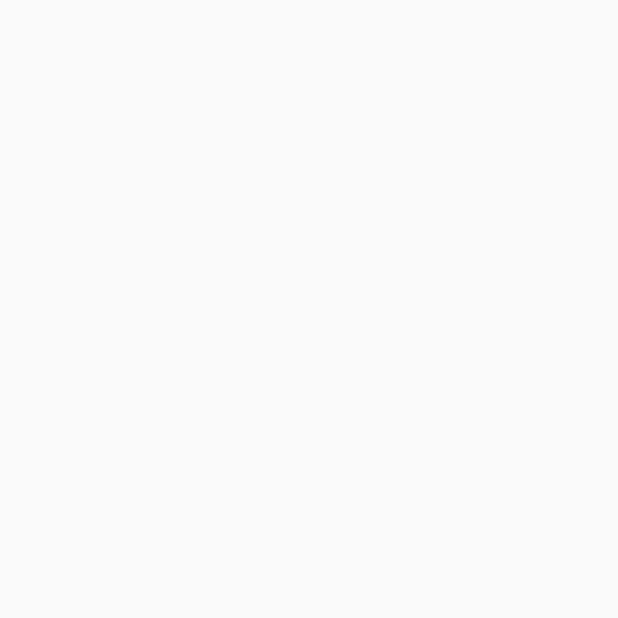
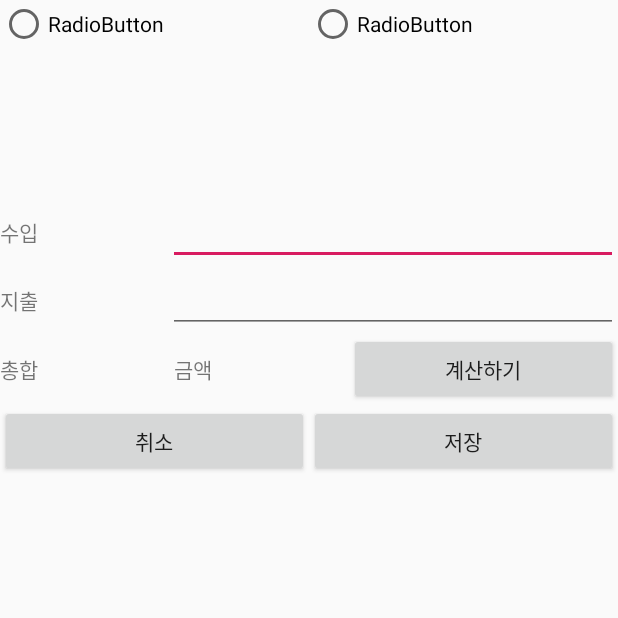
Before and after one commit to thanksthanks/PocketMoney, an Android app: the PlanActivity screen opened directly, with no data from a screen before it, on a phone screen of 412 x 824 dp, the top half of it. Before the commit the part shown is empty. Run offline under Robolectric (Android 15) with nearby library versions, the phone set to English and light mode, and no system bars.

Commit message:
수정(도연)

```diff
--- a/app/src/main/java/com/example/pocketmoney/Activity/PlanActivity.java
+++ b/app/src/main/java/com/example/pocketmoney/Activity/PlanActivity.java
@@ -1,6 +1,9 @@
 package com.example.pocketmoney.Activity;
 
 import android.os.Bundle;
+import android.view.View;
+import android.widget.EditText;
+import android.widget.TextView;
 
 import androidx.appcompat.app.AppCompatActivity;
 
@@ -8,9 +11,40 @@ import com.example.pocketmoney.R;
 
 public class PlanActivity extends AppCompatActivity {
 
+    EditText edtIncome,edtSpend;
+    TextView txtSum;
+
     @Override
     protected void onCreate(Bundle savedInstanceState) {
         super.onCreate(savedInstanceState);
         setContentView(R.layout.activity_plan);
+
+        findViewById(R.id.btnSave).setOnClickListener(mBtnClick);
+        findViewById(R.id.btnCancel).setOnClickListener(mBtnClick);
+        findViewById(R.id.btnCalclulate).setOnClickListener(mBtnClick);
+
+        edtIncome =findViewById(R.id.edtIncome);
+        edtSpend =findViewById(R.id.edtSpend);
+        txtSum=findViewById(R.id.txtSum);
+
     }
+
+    private View.OnClickListener mBtnClick = new View.OnClickListener() {
+        @Override
+        public void onClick(View view) {
+            switch (view.getId()){
+                case R.id.btnCalclulate:
+                    txtSum.setText(Integer.toString(Integer.parseInt(edtIncome.getText().toString())-
+                    Integer.parseInt(edtSpend.getText().toString())));
+                    break;
+                case R.id.btnSave:
+
+                    break;
+                case R.id.btnCancel:
+                    finish();;
+                    break;
+
+            }
+        }
+    };
 }
--- a/app/src/main/java/com/example/pocketmoney/Activity/SpendActivity.java
+++ b/app/src/main/java/com/example/pocketmoney/Activity/SpendActivity.java
@@ -32,7 +32,7 @@ public class SpendActivity extends AppCompatActivity {
 
         edtMoney=findViewById(R.id.edtMoney);
         datePickerSpend=findViewById(R.id.datePickerSpend);
-        spinnerSpend=findViewById(R.id.spinnerIncome);
+        spinnerSpend=findViewById(R.id.spinnerSpend);
 
         mDate = datePickerSpend.getYear() + "." + (datePickerSpend.getMonth()+1) + "." + datePickerSpend.getDayOfMonth();
         datePickerSpend.init(datePickerSpend.getYear(), datePickerSpend.getMonth(), datePickerSpend.getDayOfMonth(), new DatePicker.OnDateChangedListener() {
--- a/app/src/main/java/com/example/pocketmoney/Fragment/PlanFragment.java
+++ b/app/src/main/java/com/example/pocketmoney/Fragment/PlanFragment.java
@@ -1,18 +1,16 @@
 package com.example.pocketmoney.Fragment;
 
-import android.content.Context;
 import android.content.Intent;
-import android.net.Uri;
 import android.os.Bundle;
+import android.view.LayoutInflater;
+import android.view.View;
+import android.view.ViewGroup;
 
 import androidx.annotation.NonNull;
 import androidx.annotation.Nullable;
 import androidx.fragment.app.Fragment;
 
-import android.view.LayoutInflater;
-import android.view.View;
-import android.view.ViewGroup;
-
+import com.example.pocketmoney.Activity.PlanActivity;
 import com.example.pocketmoney.R;
 
 
@@ -24,8 +22,23 @@ public class PlanFragment extends Fragment {
     public View onCreateView(@NonNull LayoutInflater inflater, @Nullable ViewGroup container, @Nullable Bundle savedInstanceState) {
         View view = inflater.inflate(R.layout.fragment_plan,container, false);
 
+        view.findViewById(R.id.btnPlan).setOnClickListener(mBtnClick);
+
+
         return view;
     }
 
+    private View.OnClickListener mBtnClick = new View.OnClickListener() {
+        @Override
+        public void onClick(View view) {
+            switch (view.getId()){
+                case R.id.btnPlan:
+                    Intent intent = new Intent(getContext(), PlanActivity.class);
+                    startActivity(intent);
+                    break;
+            }
+        }
+    };
+
 
 }
--- a/app/src/main/res/layout/activity_plan.xml
+++ b/app/src/main/res/layout/activity_plan.xml
@@ -1,9 +1,129 @@
 <?xml version="1.0" encoding="utf-8"?>
-<androidx.constraintlayout.widget.ConstraintLayout xmlns:android="http://schemas.android.com/apk/res/android"
-    xmlns:app="http://schemas.android.com/apk/res-auto"
-    xmlns:tools="http://schemas.android.com/tools"
+<LinearLayout
+    xmlns:android="http://schemas.android.com/apk/res/android"
     android:layout_width="match_parent"
     android:layout_height="match_parent"
-    tools:context=".Activity.PlanActivity">
+    android:orientation="vertical">
 
-</androidx.constraintlayout.widget.ConstraintLayout>
+    <LinearLayout
+        android:layout_width="match_parent"
+        android:layout_height="wrap_content"
+        android:orientation="horizontal">
+
+        <TextView
+            android:id="@+id/textView5"
+            android:layout_width="wrap_content"
+            android:layout_height="wrap_content"
+            android:layout_weight="1"
+            android:text="TextView" />
+
+        <RadioGroup
+            android:layout_width="match_parent"
+            android:layout_height="match_parent"
+            android:orientation="horizontal">
+
+            <RadioButton
+                android:id="@+id/radioButton"
+                android:layout_width="wrap_content"
+                android:layout_height="wrap_content"
+                android:layout_weight="1"
+                android:text="RadioButton" />
+
+            <RadioButton
+                android:id="@+id/radioButton2"
+                android:layout_width="wrap_content"
+                android:layout_height="wrap_content"
+                android:layout_weight="1"
+                android:text="RadioButton" />
+        </RadioGroup>
+    </LinearLayout>
+
+    <LinearLayout
+        android:layout_width="match_parent"
+        android:layout_height="wrap_content"
+        android:orientation="horizontal">
+
+        <TextView
+            android:id="@+id/textView11"
+            android:layout_width="wrap_content"
+            android:layout_height="wrap_content"
+            android:layout_weight="1"
+            android:text="수입" />
+
+        <EditText
+            android:id="@+id/edtIncome"
+            android:layout_width="wrap_content"
+            android:layout_height="wrap_content"
+            android:layout_weight="1"
+            android:ems="10"
+            android:inputType="number" />
+    </LinearLayout>
+
+    <LinearLayout
+        android:layout_width="match_parent"
+        android:layout_height="wrap_content"
+        android:orientation="horizontal">
+
+        <TextView
+            android:id="@+id/textView12"
+            android:layout_width="wrap_content"
+            android:layout_height="wrap_content"
+            android:layout_weight="1"
+            android:text="지출" />
+
+        <EditText
+            android:id="@+id/edtSpend"
+            android:layout_width="wrap_content"
+            android:layout_height="wrap_content"
+            android:layout_weight="1"
+            android:ems="10"
+            android:inputType="number" />
+    </LinearLayout>
+
+    <LinearLayout
+        android:layout_width="match_parent"
+        android:layout_height="wrap_content"
+        android:orientation="horizontal">
+
+        <TextView
+            android:id="@+id/textView13"
+            android:layout_width="wrap_content"
+            android:layout_height="wrap_content"
+            android:layout_weight="1"
+            android:text="총합" />
+
+        <TextView
+            android:id="@+id/txtSum"
+            android:layout_width="wrap_content"
+            android:layout_height="wrap_content"
+            android:layout_weight="1"
+            android:text="금액" />
+
+        <Button
+            android:id="@+id/btnCalclulate"
+            android:layout_width="wrap_content"
+            android:layout_height="wrap_content"
+            android:layout_weight="1"
+            android:text="계산하기" />
+    </LinearLayout>
+
+    <LinearLayout
+        android:layout_width="match_parent"
+        android:layout_height="wrap_content"
+        android:orientation="horizontal">
+
+        <Button
+            android:id="@+id/btnCancel"
+            android:layout_width="wrap_content"
+            android:layout_height="wrap_content"
+            android:layout_weight="1"
+            android:text="취소" />
+
+        <Button
+            android:id="@+id/btnSave"
+            android:layout_width="wrap_content"
+            android:layout_height="wrap_content"
+            android:layout_weight="1"
+            android:text="저장" />
+    </LinearLayout>
+</LinearLayout>
--- a/app/src/main/res/layout/fragment_plan.xml
+++ b/app/src/main/res/layout/fragment_plan.xml
@@ -4,6 +4,13 @@
     android:layout_width="match_parent"
     android:layout_height="match_parent"
     android:orientation="vertical">
+
+    <TextView
+        android:id="@+id/textView10"
+        android:layout_width="match_parent"
+        android:layout_height="wrap_content"
+        android:gravity="center"
+        android:text="한달 용돈 계획" />
 
     <LinearLayout
         android:layout_width="match_parent"
@@ -15,21 +22,21 @@
             android:layout_width="wrap_content"
             android:layout_height="wrap_content"
             android:layout_weight="1"
-            android:text="유형" />
+            android:text="수입" />
 
         <TextView
             android:id="@+id/textView7"
             android:layout_width="wrap_content"
             android:layout_height="wrap_content"
             android:layout_weight="1"
-            android:text="금액" />
+            android:text="지출" />
 
         <TextView
             android:id="@+id/textView9"
             android:layout_width="wrap_content"
             android:layout_height="wrap_content"
             android:layout_weight="1"
-            android:text="내용" />
+            android:text="총합" />
 
     </LinearLayout>
 
@@ -38,4 +45,11 @@
         android:layout_height="wrap_content"
         android:layout_weight="1" />
 
+    <Button
+        android:id="@+id/btnPlan"
+        android:layout_width="match_parent"
+        android:layout_height="wrap_content"
+        android:text="계획하기" />
+
+
 </LinearLayout>
```
